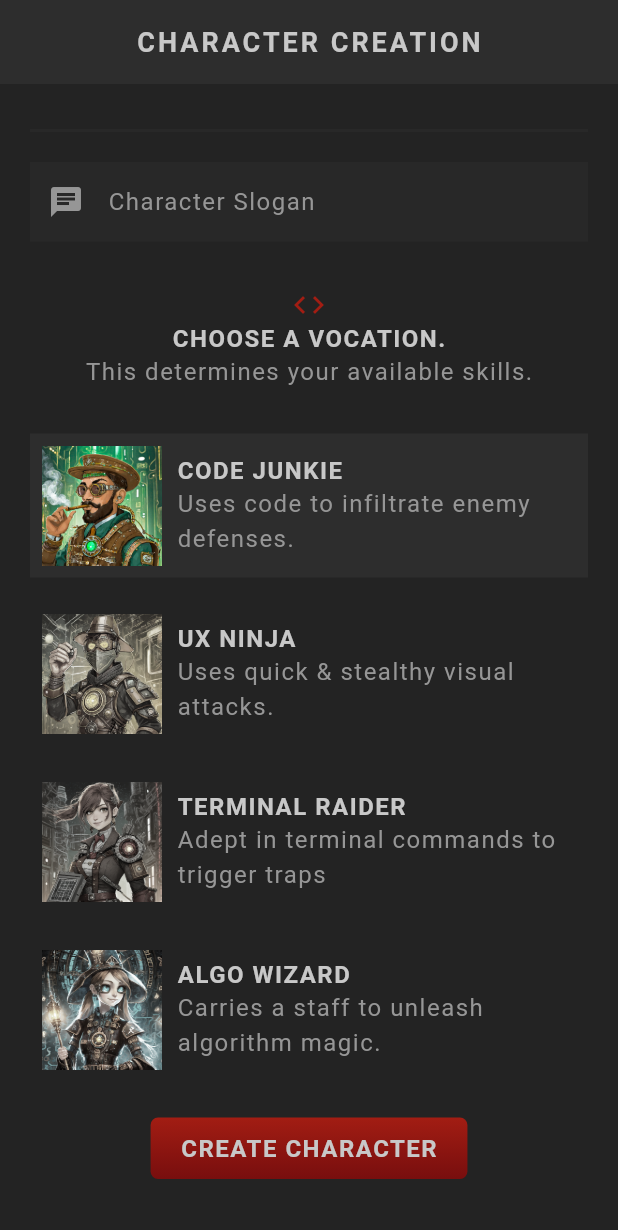
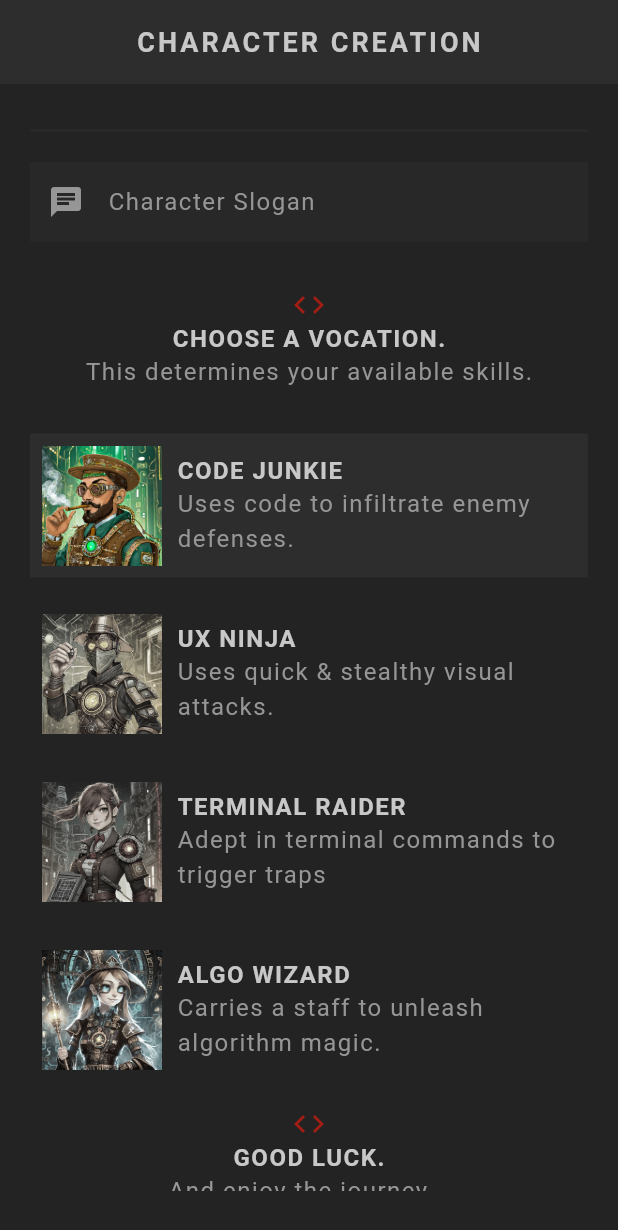
Before and after one commit to hoybrett99/LearningFlutter-PT2, a Flutter app: the screen it shows after launch, scrolled down 149 dp, on a phone screen of 412 x 824 dp. Shown: the top 1230 px of the screen. Run offline on Flutter 3.47's test engine with Material 3 defaults, Android fonts, the phone set to English and light mode, and no system bars; our stand-ins replace google_fonts; Roboto replaces fonts that are missing (Kanit).

Commit message:
Submissions updated

```diff
--- a/lib/screens/create/create.dart
+++ b/lib/screens/create/create.dart
@@ -1,11 +1,15 @@
 import 'package:flutter/material.dart';
 import 'package:flutter/semantics.dart';
+import 'package:flutter_rpg/models/character.dart';
 import 'package:flutter_rpg/models/vocation.dart';
 import 'package:flutter_rpg/screens/create/vocation_card.dart';
 import 'package:flutter_rpg/shared/styled_button.dart';
 import 'package:flutter_rpg/shared/styled_text.dart';
 import 'package:flutter_rpg/theme.dart';
 import 'package:google_fonts/google_fonts.dart';
+import 'package:uuid/uuid.dart';
+
+var uuid = const Uuid();
 
 class Create extends StatefulWidget {
   const Create({super.key});
@@ -39,15 +43,19 @@ class _CreateState extends State<Create> {
   // submit handler
   void handleSubmit() {
     if (_nameController.text.trim().isEmpty) {
-      print('name must not be empty');
+      // show error dialog
       return;
     }
     if (_sloganController.text.trim().isEmpty) {
-      print('slogan must not be empty');
+      // show error dialog
       return;
     }
-    print(_nameController.text);
-    print(_sloganController.text);
+    characters.add(Character(
+      name: _nameController.text.trim(),
+      slogan: _sloganController.text.trim(),
+      vocation: selectedVocation,
+      id: uuid.v4(),
+      ));
   }
 
   @override
@@ -135,6 +143,17 @@ class _CreateState extends State<Create> {
                 vocation: Vocation.wizard
                 ),
 
+                // Good luck message
+                Center(
+                  child: Icon(Icons.code, color: AppColors.primaryColor,),
+                ),
+                const Center(
+                  child: StyledHeading('Good Luck.'),
+                ),
+                const Center(
+                  child: StyledText('And enjoy the journey...'),
+                ),
+                const SizedBox(height: 30,),
 
               Center(
                 child: StyledButton(
--- a/pubspec.yaml
+++ b/pubspec.yaml
@@ -35,6 +35,7 @@ dependencies:
   # Use with the CupertinoIcons class for iOS style icons.
   cupertino_icons: ^1.0.8
   google_fonts: ^6.2.1
+  uuid: ^4.5.1
 
 dev_dependencies:
   flutter_test:
```
Also changed, not shown: pubspec.lock.
